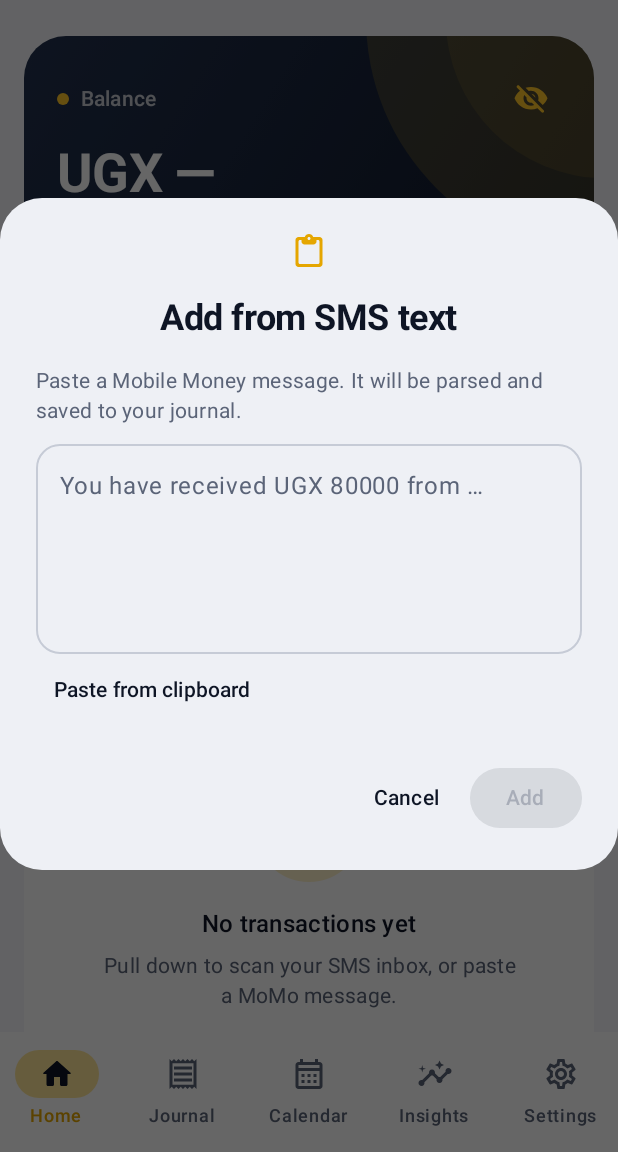
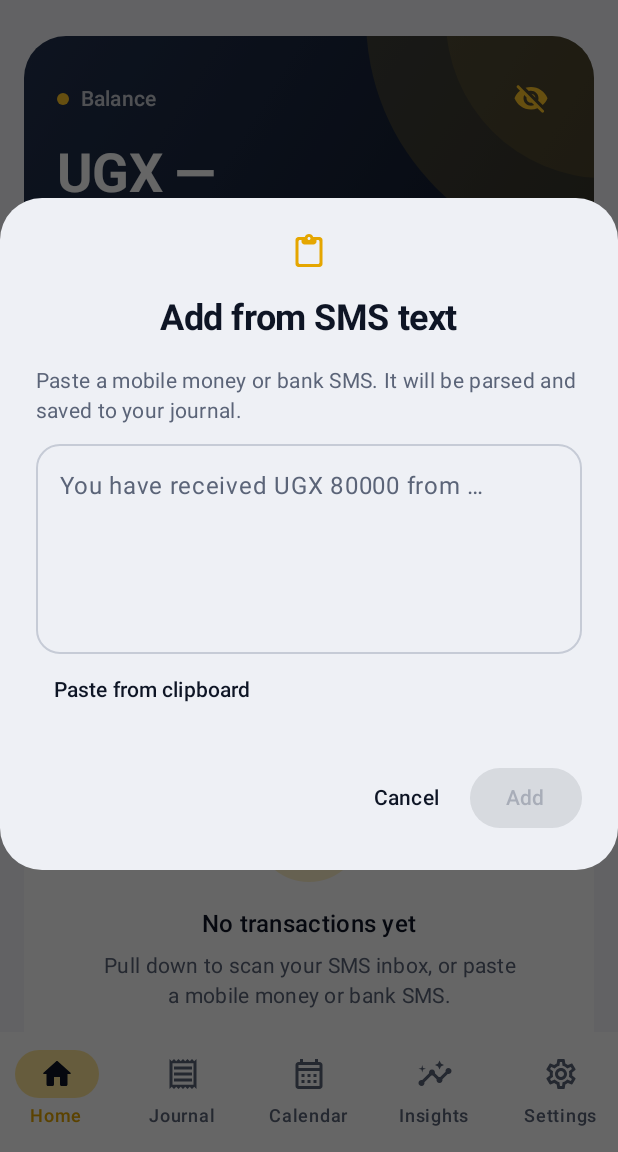
Before and after one commit to henryhale/momobook, an Android app built with Jetpack Compose: the screen it shows after launch (MainActivity), after a tap on "Add from SMS text", on a phone screen of 412 x 824 dp, the part 84-1236 px from its top. Run offline under Robolectric (Android 15) with nearby library versions, the phone set to English and light mode, and no system bars.

Commit message:
chore: describe supported messages as mobile money and bank SMS

```diff
--- a/app/src/main/AndroidManifest.xml
+++ b/app/src/main/AndroidManifest.xml
@@ -25,7 +25,7 @@
             </intent-filter>
         </activity>
 
-        <!-- Captures new MoMo SMS the moment they arrive, so they are journaled even if deleted later. -->
+        <!-- Captures new mobile money and bank SMS the moment they arrive, so they are journaled even if deleted later. -->
         <receiver
             android:name=".sms.SmsReceiver"
             android:exported="true"
--- a/app/src/main/java/com/momobook/data/Prefs.kt
+++ b/app/src/main/java/com/momobook/data/Prefs.kt
@@ -6,7 +6,7 @@ enum class ThemeMode(val label: String) { SYSTEM("System"), LIGHT("Light"), DARK
 
 /** How long the app may sit in the background before app lock asks again. */
 enum class LockGrace(val label: String, val millis: Long) {
-    IMMEDIATE("Instantly", 0), SEC_30("30 sec", 30_000), MIN_1("1 min", 60_000), MIN_5("5 min", 300_000),
+    IMMEDIATE("Instant", 0), SEC_30("30 sec", 30_000), MIN_1("1 min", 60_000), MIN_5("5 min", 300_000),
 }
 
 /** Small user settings, stored on the device. */
--- a/app/src/main/java/com/momobook/sms/SmsInbox.kt
+++ b/app/src/main/java/com/momobook/sms/SmsInbox.kt
@@ -16,7 +16,7 @@ object SmsInbox {
     fun hasPermission(ctx: Context) =
         ContextCompat.checkSelfPermission(ctx, Manifest.permission.READ_SMS) == PackageManager.PERMISSION_GRANTED
 
-    /** Reads inbox SMS that mention UGX, plus Centenary alerts. The ledger keeps only MTN MoMo / Airtel Money / Centenary and real transactions. */
+    /** Reads inbox SMS that mention UGX, plus Centenary alerts. The ledger keeps only supported senders and real transactions. */
     fun scan(ctx: Context): List<SmsRef> {
         if (!hasPermission(ctx)) return emptyList()
         val cols = arrayOf(
--- a/app/src/main/java/com/momobook/sms/SmsReceiver.kt
+++ b/app/src/main/java/com/momobook/sms/SmsReceiver.kt
@@ -12,7 +12,7 @@ import kotlinx.coroutines.Dispatchers
 import kotlinx.coroutines.SupervisorJob
 import kotlinx.coroutines.launch
 
-/** Journals MTN MoMo, Airtel Money and Centenary Bank SMS the moment they arrive, before anyone has a chance to delete them. */
+/** Journals mobile money and bank SMS the moment they arrive, before anyone has a chance to delete them. */
 class SmsReceiver : BroadcastReceiver() {
     override fun onReceive(context: Context, intent: Intent) {
         if (intent.action != Telephony.Sms.Intents.SMS_RECEIVED_ACTION) return
--- a/app/src/main/java/com/momobook/ui/screens/HomeScreen.kt
+++ b/app/src/main/java/com/momobook/ui/screens/HomeScreen.kt
@@ -85,7 +85,7 @@ fun HomeScreen(
                         Icon(Icons.Rounded.Sms, null, tint = MaterialTheme.colorScheme.onPrimaryContainer)
                         Spacer(Modifier.width(12.dp))
                         Text(
-                            "Allow SMS access to import MoMo messages automatically",
+                            "Allow SMS access to import mobile money and bank SMS automatically",
                             Modifier.weight(1f), style = MaterialTheme.typography.bodyMedium,
                             color = MaterialTheme.colorScheme.onPrimaryContainer,
                         )
@@ -122,7 +122,7 @@ fun HomeScreen(
                     if (entries.isEmpty()) {
                         EmptyState(
                             Icons.Rounded.Inbox, "No transactions yet",
-                            "Pull down to scan your SMS inbox, or paste a MoMo message.",
+                            "Pull down to scan your SMS inbox, or paste a mobile money or bank SMS.",
                         )
                     } else {
                         entries.take(8).forEach { EntryRow(it, onClick = { onOpen(it) }, showDate = true) }
@@ -209,7 +209,7 @@ private fun BalanceHero(
                 style = MaterialTheme.typography.displaySmall.merge(Tabular), color = Color.White,
             )
             Text(
-                latest?.let { "As of ${Fmt.relative(it.occurredAt)} · from your last MoMo SMS" } ?: "Waiting for your first MoMo SMS",
+                latest?.let { "As of ${Fmt.relative(it.occurredAt)} · from your latest SMS" } ?: "Waiting for your first transaction SMS",
                 style = MaterialTheme.typography.labelMedium, color = Color.White.copy(alpha = .55f),
             )
             if (walletBalances.size > 1) {
--- a/app/src/main/java/com/momobook/ui/screens/JournalScreen.kt
+++ b/app/src/main/java/com/momobook/ui/screens/JournalScreen.kt
@@ -128,7 +128,7 @@ fun JournalScreen(
                         EmptyState(
                             Icons.Rounded.SearchOff,
                             if (entries.isEmpty()) "Your journal is empty" else "No matching entries",
-                            if (entries.isEmpty()) "Pull down to scan your SMS inbox for MoMo messages." else "Try a different search or filter.",
+                            if (entries.isEmpty()) "Pull down to scan your SMS inbox for mobile money and bank SMS." else "Try a different search or filter.",
                         )
                     }
                 }
--- a/app/src/main/java/com/momobook/ui/screens/Onboarding.kt
+++ b/app/src/main/java/com/momobook/ui/screens/Onboarding.kt
@@ -33,12 +33,12 @@ fun OnboardingScreen(onGrant: () -> Unit, onSkip: () -> Unit) {
             Text("MomoBook", style = MaterialTheme.typography.headlineMedium, color = Color.White)
             Spacer(Modifier.height(8.dp))
             Text(
-                "Your Mobile Money, journaled automatically.\nSee where every shilling goes.",
+                "Your mobile money and bank SMS, journaled automatically.\nSee where every shilling goes.",
                 style = MaterialTheme.typography.bodyLarge, color = Color.White.copy(alpha = .72f),
                 textAlign = TextAlign.Center,
             )
             Spacer(Modifier.height(36.dp))
-            Feature(Icons.Rounded.Sms, "Reads your MoMo SMS", "Deposits, payments and fees are picked up automatically.")
+            Feature(Icons.Rounded.Sms, "Reads your mobile money and bank SMS", "Deposits, payments and fees are picked up automatically.")
             Feature(Icons.Rounded.Lock, "Stays on your phone", "Everything is stored locally. Nothing is uploaded.")
             Feature(Icons.Rounded.History, "Never lose history", "Each SMS is copied into your journal, even if you delete it later.")
             Spacer(Modifier.weight(1.2f))
--- a/app/src/main/java/com/momobook/ui/screens/PasteSmsDialog.kt
+++ b/app/src/main/java/com/momobook/ui/screens/PasteSmsDialog.kt
@@ -22,7 +22,7 @@ fun PasteSmsDialog(onDismiss: () -> Unit, onSubmit: (String) -> Boolean) {
         text = {
             Column {
                 Text(
-                    "Paste a Mobile Money message. It will be parsed and saved to your journal.",
+                    "Paste a mobile money or bank SMS. It will be parsed and saved to your journal.",
                     style = MaterialTheme.typography.bodyMedium,
                     color = MaterialTheme.colorScheme.onSurfaceVariant,
                 )
@@ -34,7 +34,7 @@ fun PasteSmsDialog(onDismiss: () -> Unit, onSubmit: (String) -> Boolean) {
                     shape = RoundedCornerShape(16.dp),
                     placeholder = { Text("You have received UGX 80000 from …") },
                     isError = error,
-                    supportingText = if (error) {{ Text("That doesn't look like a mobile money transaction message.") }} else null,
+                    supportingText = if (error) {{ Text("That doesn't look like a mobile money or bank transaction SMS.") }} else null,
                 )
                 TextButton(onClick = { clipboard.getText()?.text?.let { text = it; error = false } }) {
                     Text("Paste from clipboard")
--- a/app/src/main/java/com/momobook/ui/screens/SettingsScreen.kt
+++ b/app/src/main/java/com/momobook/ui/screens/SettingsScreen.kt
@@ -146,10 +146,10 @@ fun SettingsScreen(
         }
 
         SectionCard(title = "Your data", subtitle = "$entryCount journal entries · $walletCount wallet${if (walletCount == 1) "" else "s"}") {
-            ActionRow(Icons.Rounded.Sync, "Scan SMS inbox now", "Import new Mobile Money messages", onSync, trailing = {
+            ActionRow(Icons.Rounded.Sync, "Scan SMS inbox now", "Import new mobile money and bank SMS", onSync, trailing = {
                 if (syncing) CircularProgressIndicator(Modifier.size(20.dp), strokeWidth = 2.dp)
             })
-            ActionRow(Icons.Rounded.ContentPaste, "Add from SMS text", "Paste a Mobile Money message", onPaste)
+            ActionRow(Icons.Rounded.ContentPaste, "Add from SMS text", "Paste a mobile money or bank SMS", onPaste)
             ActionRow(Icons.Rounded.IosShare, "Export journal", "Share all entries as a CSV spreadsheet", onExport)
         }
 
@@ -167,7 +167,7 @@ fun SettingsScreen(
             Text(
                 "Offline journal and money tracker, built from your messages. Deposits, spending, fees and insights, all on your " +
                     "phone. Each message is copied into the journal so your history stays even if the SMS is deleted.\n\n" +
-                    "Currently reads MTN MoMo, Airtel Money and Centenary Bank messages, with more to come.",
+                    "Currently reads mobile money and bank SMS from Uganda, with more to come.",
                 style = MaterialTheme.typography.bodyMedium, color = MaterialTheme.colorScheme.onSurfaceVariant,
             )
             Spacer(Modifier.height(12.dp))
```
Also changed, not shown: 3 other files.
